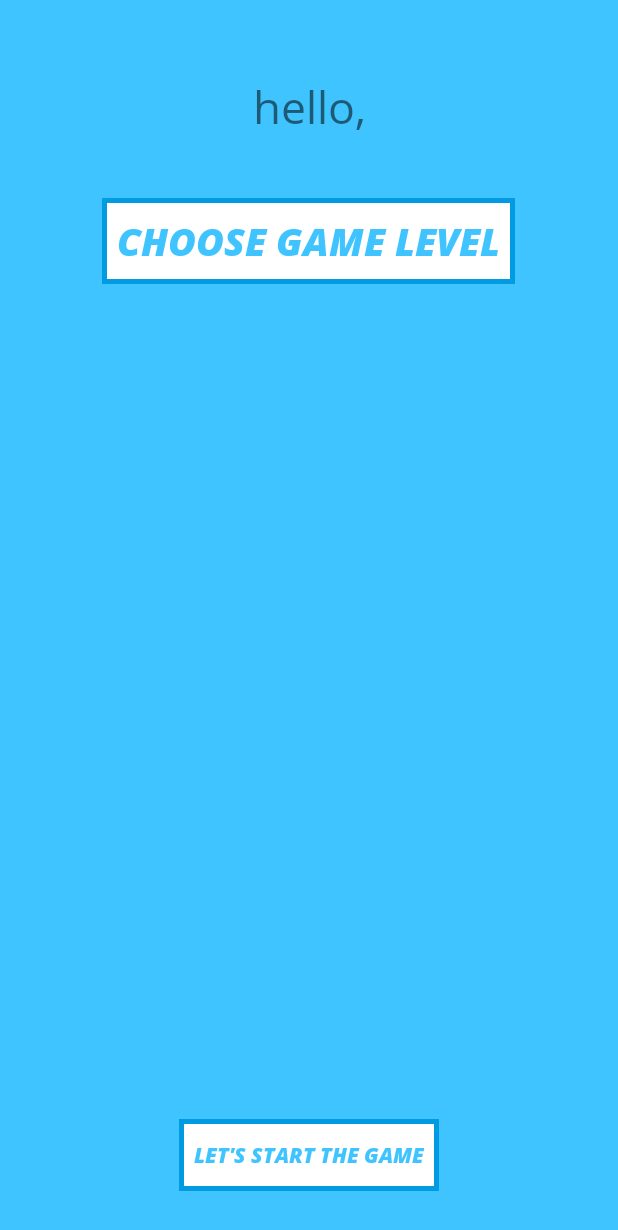
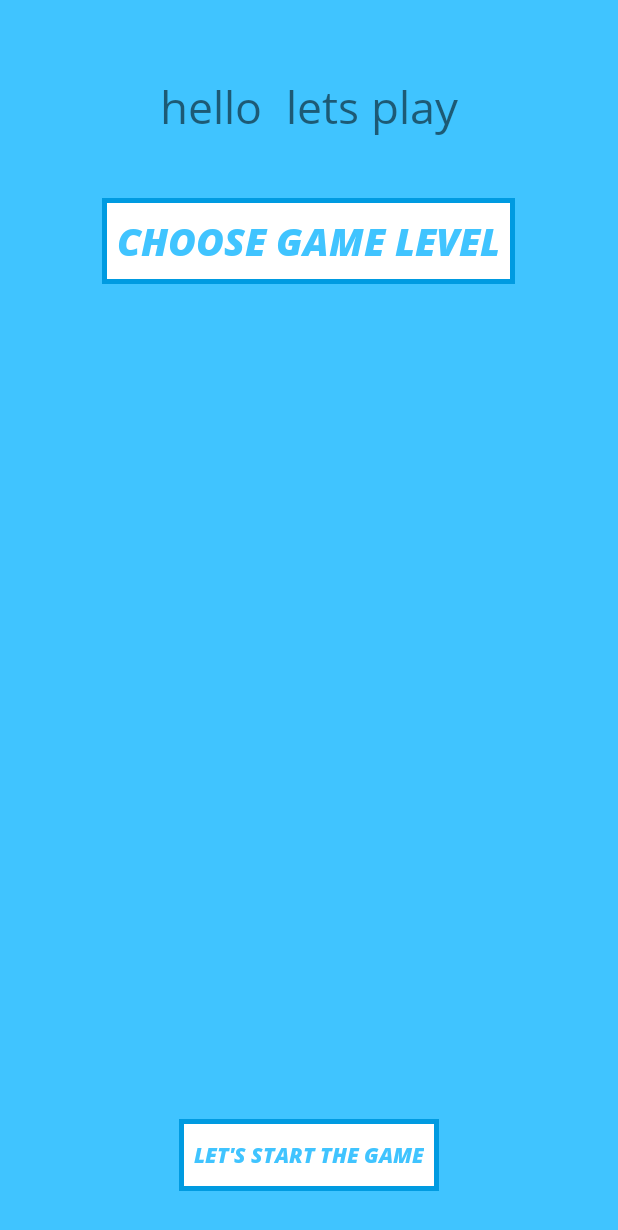
Before and after one commit to jachetblix/Hangman_next_step, an Android app: the screen it shows after launch (Second_Screen), after a tap on "SUBMIT", on a phone screen of 412 x 824 dp. Shown: the top 1230 px of the screen. Run offline under Robolectric (Android 15) with nearby library versions, the phone set to English and light mode, and no system bars; 1 other tap on this screen came first.

Commit message:
now user name transfer between first and second pages.

```diff
--- a/app/src/main/java/com/example/hangman_next_step/MainActivity.java
+++ b/app/src/main/java/com/example/hangman_next_step/MainActivity.java
@@ -104,6 +104,8 @@ public class MainActivity extends AppCompatActivity{
         playerName =  editTxt.getText().toString();
 
         Intent intent = new Intent(this, Second_Screen.class);
+        intent.putExtra("playerName", playerName);
+
         startActivity(intent);
 
     }
--- a/app/src/main/java/com/example/hangman_next_step/Second_Screen.java
+++ b/app/src/main/java/com/example/hangman_next_step/Second_Screen.java
@@ -33,13 +33,17 @@ public class Second_Screen extends AppCompatActivity {
         super.onCreate(savedInstanceState);
         setContentView(R.layout.second_activity);
 
-
+        String playerName = getIntent().getStringExtra("playerName");
+        TextView playerTe = findViewById(R.id.helloUser);
+        playerTe.setText("hello " + playerName + " lets play");
         //Objects
         third_activity = findViewById(R.id.third_activity_btn);
 //        third_activity.setOnClickListener(this);
         button3 = findViewById(R.id.button3);
 //        button3.setOnClickListener(this);
         intent= new Intent(this, Third_Screen.class);
+        intent.putExtra("playerName", playerName);
+
         txtViewChosen = findViewById(R.id.txt_level_chose);
         imgViewIcon = findViewById(R.id.anim_emoji);
         imgViewIcon.setVisibility(View.INVISIBLE);
--- a/app/src/main/res/layout/second_activity.xml
+++ b/app/src/main/res/layout/second_activity.xml
@@ -11,12 +11,13 @@
     <TextView
         android:layout_width="match_parent"
         android:layout_height="wrap_content"
-        android:text="hello,"
+        android:text=""
         android:layout_marginTop="50dp"
         android:textAlignment="center"
         android:textSize="30sp"
         android:fontFamily="@font/open_sans_regular"
-        android:gravity="center_horizontal" />
+        android:gravity="center_horizontal"
+        android:id="@+id/helloUser"/>
 
     <androidx.appcompat.widget.AppCompatButton
 
```
